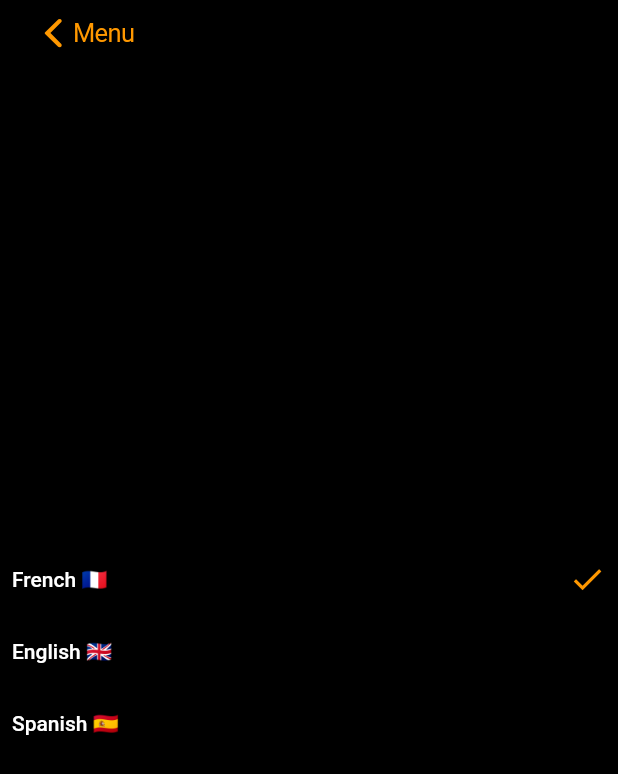
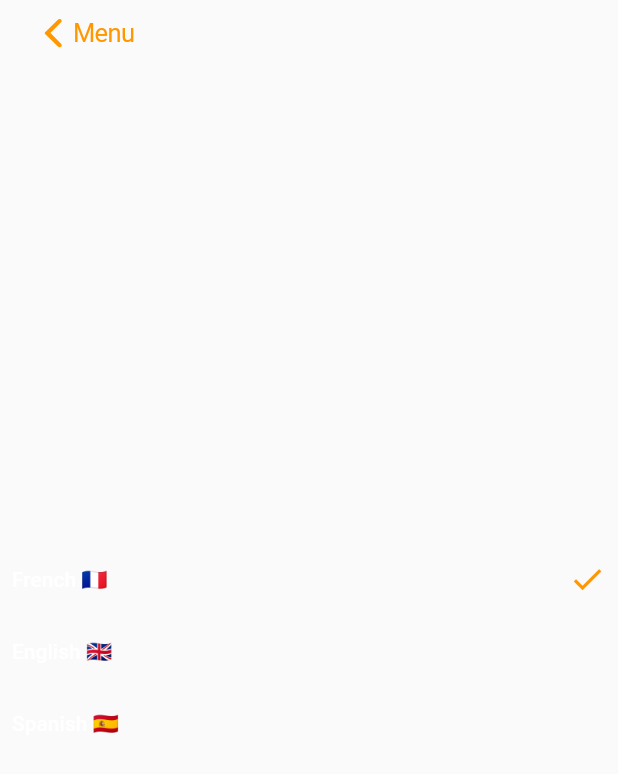
Before and after one commit to A-French-PngHash/Vocab-Flutter, a Flutter app: the screen it shows after launch, after a tap on "Original Language", on a phone screen of 412 x 824 dp. Shown: the top 774 px of the screen. Run offline on Flutter 3.47's test engine with Material 2 defaults, Android fonts, the phone set to English and light mode, and no system bars; our stand-ins replace bloc, flutter_bloc, freezed_annotation, shared_preferences, sqflite; accounts and stored records are empty; Roboto replaces fonts that are missing (HurmeGeoSans, SanFrancisco).

Commit message:
New font, remove black theme

```diff
--- a/lib/Interface/Pages/session_recap.dart
+++ b/lib/Interface/Pages/session_recap.dart
@@ -16,14 +16,12 @@ class SessionRecap extends StatelessWidget {
   @override
   Widget build(BuildContext context) {
     return Scaffold(
-      backgroundColor: Colors.black,
       body: CupertinoPageScaffold(
         navigationBar: CupertinoNavigationBar(
           middle: Text(
             "Session Recap",
             style: TextStyle(color: Colors.white),
           ),
-          backgroundColor: Colors.black,
           previousPageTitle: "Menu",
         ),
         child: BlocBuilder<SessionRecapCubit, SessionRecapState>(
--- a/lib/themes.dart
+++ b/lib/themes.dart
@@ -2,15 +2,14 @@ import 'package:flutter/material.dart';
 
 class Themes {
   final theme1 = ThemeData(
-    scaffoldBackgroundColor: Color(0x1E1E1E),
-    brightness: Brightness.dark,
-    colorScheme: ColorScheme.dark(primary: Colors.orange),
+    brightness: Brightness.light,
+    colorScheme: ColorScheme.light(primary: Colors.orange),
     textTheme: const TextTheme(
       headline1: TextStyle(fontSize: 50),
       bodyText2: TextStyle(fontSize: 17),
       bodyText1: TextStyle(color: Color(0xFF94949B), fontSize: 17),
     ).apply(bodyColor: Colors.white, displayColor: Colors.white),
-    fontFamily: "SanFrancisco",
+    fontFamily: "HurmeGeoSans",
     iconTheme: IconThemeData(color: Color(0xFF94949B), size: 25),
   );
 }
--- a/pubspec.yaml
+++ b/pubspec.yaml
@@ -67,3 +67,6 @@ flutter:
     - family: SanFrancisco
       fonts:
         - asset: assets/fonts/SF-Pro-Text-Light.otf
+    - family: HurmeGeoSans
+      fonts:
+        - asset : assets/fonts/Hurme Geo Sans Normal.ttf
```
Also changed, not shown: lib/Interface/Pages/training_page.dart (+44 -12 lines), assets/fonts/Hurme Geo Bold.ttf (added), assets/fonts/Hurme Geo Sans Black.ttf (added), assets/fonts/Hurme Geo Sans Normal.ttf (added).
